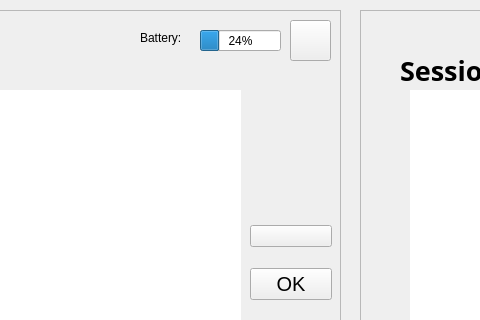
Qt form neureset/mainwindow.ui (Gabmelom/neureset) before a commit; both pictures show x 250 to 730 and y 0 to 320 of the 1222 by 658 pixel window.
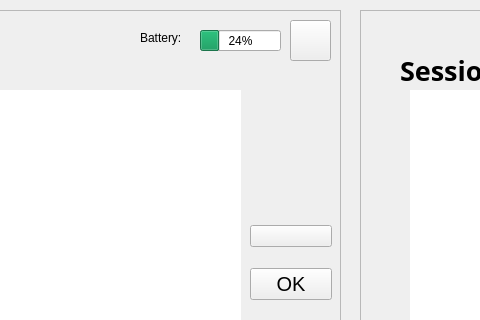
The same form after that commit. Icons and pictures are not drawn.

Commit message: add check battery change and changing colors

Patch:
```diff
--- a/neureset/mainwindow.ui
+++ b/neureset/mainwindow.ui
@@ -533,10 +533,7 @@
       </rect>
      </property>
      <property name="styleSheet">
-      <string notr="true">bar.setStyleSheet(&quot;QProgressBar::chunk &quot;
-                  &quot;{&quot;
-                    &quot;background-color: yellow;&quot;
-                  &quot;}&quot;)</string>
+      <string notr="true">selection-background-color: rgb(38, 162, 105);</string>
      </property>
      <property name="value">
       <number>24</number>
```
The commit also changes 2 other files.
